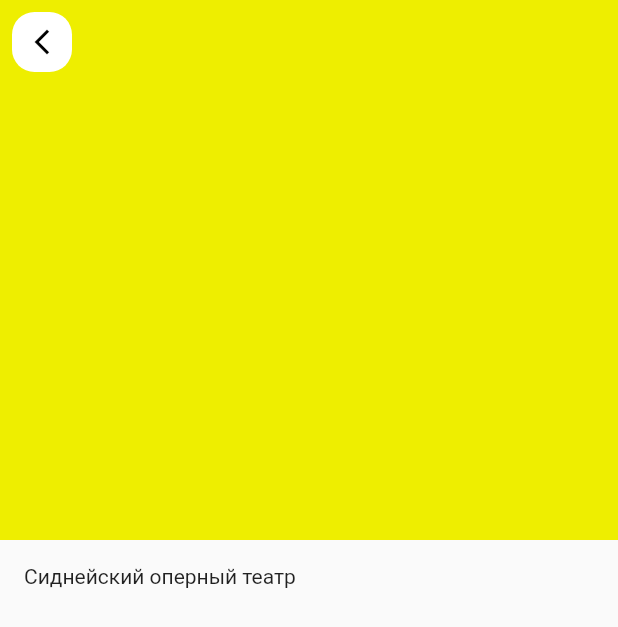
After one commit to romankirpichnikov/places, a Flutter app: the screen it shows after launch, after a tap on "Культура", on a phone screen of 412 x 824 dp. The commit adds this screen. Shown: the top 627 px of the screen. Run offline on Flutter 3.47's test engine with Material 2 defaults, Android fonts, the phone set to English and light mode, and no system bars.

Commit message:
add navigator to detailed sight card

```diff
--- a/lib/ui/sight_card.dart
+++ b/lib/ui/sight_card.dart
@@ -1,6 +1,7 @@
 import 'package:flutter/material.dart';
 import 'package:places/constants/domain/sight_types.dart';
 import 'package:places/domain/sight.dart';
+import 'package:places/ui/sight_details_card.dart';
 
 class SightCard extends StatelessWidget {
   final Sight sight;
@@ -19,6 +20,16 @@ class SightCard extends StatelessWidget {
           color: Color(0xFFF5F5F5),
         ),
         clipBehavior: Clip.hardEdge,
+        child: InkWell(
+          onTap: () => Navigator.push(
+            context,
+            MaterialPageRoute<SightDetailsCard>(
+              fullscreenDialog: true,
+              builder: (context) => SightDetailsCard(
+                sight: sight,
+              ),
+            ),
+          ),
           child: Column(
             crossAxisAlignment: CrossAxisAlignment.start,
             children: [
@@ -76,6 +87,7 @@ class SightCard extends StatelessWidget {
             ],
           ),
         ),
+      ),
     );
   }
 }
--- /dev/null
+++ b/lib/ui/sight_details_card.dart
@@ -0,0 +1,63 @@
+import 'package:flutter/material.dart';
+import 'package:places/domain/sight.dart';
+
+class SightDetailsCard extends StatelessWidget {
+  final Sight sight;
+  const SightDetailsCard({
+    super.key,
+    required this.sight,
+  });
+
+  @override
+  Widget build(BuildContext context) {
+    return Scaffold(
+      body: Stack(
+        children: [
+          SingleChildScrollView(
+            child: Column(
+              crossAxisAlignment: CrossAxisAlignment.stretch,
+              children: [
+                Container(
+                  color: const Color(0xffeeee00),
+                  height: 360.0,
+                ),
+                Padding(
+                  padding: const EdgeInsets.all(16.0),
+                  child: Text(
+                    sight.name,
+                  ),
+                ),
+              ],
+            ),
+          ),
+          Positioned(
+            top: 0,
+            left: 0,
+            right: 0,
+            child: AppBar(
+              elevation: 0,
+              backgroundColor: Colors.transparent,
+              leading: Padding(
+                padding: const EdgeInsets.all(8.0),
+                child: DecoratedBox(
+                  decoration: BoxDecoration(
+                    color: Colors.white,
+                    borderRadius: BorderRadius.circular(15),
+                  ),
+                  child: IconButton(
+                    onPressed: () => Navigator.pop(context),
+                    icon: const Icon(
+                      Icons.arrow_back_ios_new,
+                      size: 20,
+                      color: Colors.black,
+                    ),
+                  ),
+                ),
+              ),
+            ),
+          ),
+        ],
+      ),
+    );
+  }
+}
```
Lines whose indentation alone changed are shown as unchanged.
